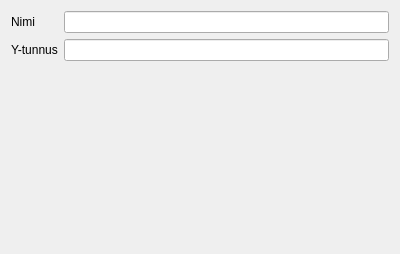
Old version of the form kitupiikki/uusikp/nimi.ui in the repository artoh/kitupiikki.
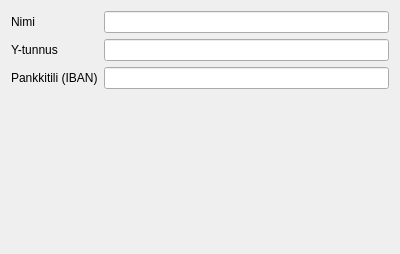
New version of the form.

Commit message: Tilityypit ja iban luonbissa

Diff of the .ui file:
```diff
--- a/kitupiikki/uusikp/nimi.ui
+++ b/kitupiikki/uusikp/nimi.ui
@@ -42,6 +42,19 @@
      <item row="1" column="1">
       <widget class="QLineEdit" name="ytunnusEdit"/>
      </item>
+     <item row="2" column="0">
+      <widget class="QLabel" name="label_3">
+       <property name="text">
+        <string>Pankkitili (IBAN)</string>
+       </property>
+       <property name="buddy">
+        <cstring>tiliLine</cstring>
+       </property>
+      </widget>
+     </item>
+     <item row="2" column="1">
+      <widget class="QLineEdit" name="tiliLine"/>
+     </item>
     </layout>
    </item>
    <item>
```
The commit also changes 6 other files.
